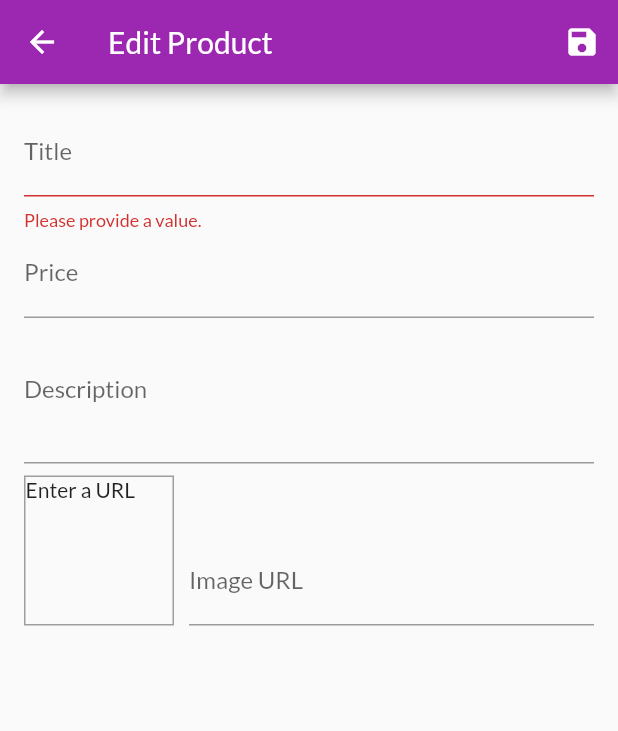
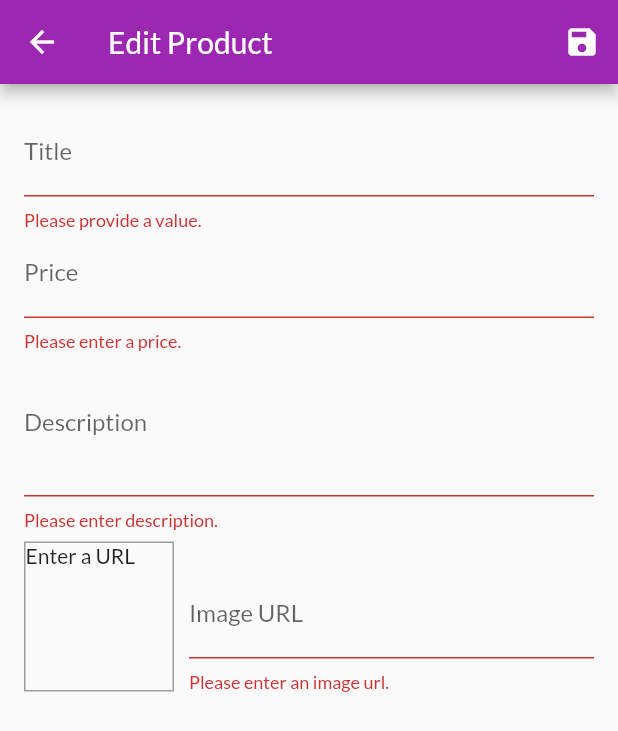
Before and after one commit to akashpatra/udemy_flutter_maximilian_shopping, a Flutter app: the EditProductScreen screen opened by its route, after a tap on the "save" icon, on a phone screen of 412 x 824 dp. Shown: the top 731 px of the screen. Run offline on Flutter 3.47's test engine with Material 2 defaults, Android fonts, the phone set to English and light mode, and no system bars; network calls fail.

Commit message:
feat: Adding Validation to All Inputs

```diff
--- a/lib/screens/edit_product_screen.dart
+++ b/lib/screens/edit_product_screen.dart
@@ -41,6 +41,14 @@ class _EditProductScreenState extends State<EditProductScreen> {
 
   void _updateImageUrl() {
     if (!_imageUrlFocusNode.hasFocus) {
+      if ((!_imageUrlController.text.startsWith('http') &&
+              !_imageUrlController.text.startsWith('https')) ||
+          ((!_imageUrlController.text.endsWith('.png') &&
+              !_imageUrlController.text.endsWith('.jpg') &&
+              !_imageUrlController.text.endsWith('.jpeg')))) {
+        return;
+      }
+
       setState(() {});
     }
   }
@@ -109,6 +117,18 @@ class _EditProductScreenState extends State<EditProductScreen> {
                 onFieldSubmitted: (_) {
                   FocusScope.of(context).requestFocus(_descriptionFocusNode);
                 },
+                validator: (value) {
+                  if (value.isEmpty) {
+                    return 'Please enter a price.';
+                  }
+                  if (double.tryParse(value) == null) {
+                    return 'Please enter a valid number.';
+                  }
+                  if (double.parse(value) <= 0) {
+                    return 'Please enter a number greater than zero.';
+                  }
+                  return null;
+                },
                 onSaved: (value) {
                   _editedProduct = Product(
                     id: _editedProduct.id,
@@ -126,6 +146,15 @@ class _EditProductScreenState extends State<EditProductScreen> {
                 maxLines: 3,
                 keyboardType: TextInputType.multiline,
                 focusNode: _descriptionFocusNode,
+                validator: (value) {
+                  if (value.isEmpty) {
+                    return 'Please enter description.';
+                  }
+                  if (value.length < 10) {
+                    return 'Should be atleast 10 characters long.';
+                  }
+                  return null;
+                },
                 onSaved: (value) {
                   _editedProduct = Product(
                     id: _editedProduct.id,
@@ -169,6 +198,21 @@ class _EditProductScreenState extends State<EditProductScreen> {
                       },
                       focusNode: _imageUrlFocusNode,
                       onFieldSubmitted: (_) => _saveForm(),
+                      validator: (value) {
+                        if (value.isEmpty) {
+                          return 'Please enter an image url.';
+                        }
+                        if (!value.startsWith('http') &&
+                            !value.startsWith('https')) {
+                          return 'Please enter a valid URL.';
+                        }
+                        if (!value.endsWith('.png') &&
+                            !value.endsWith('.jpg') &&
+                            !value.endsWith('.jpeg')) {
+                          return 'Please enter a valid image URL.';
+                        }
+                        return null;
+                      },
                       onSaved: (value) {
                         _editedProduct = Product(
                           id: _editedProduct.id,
```
